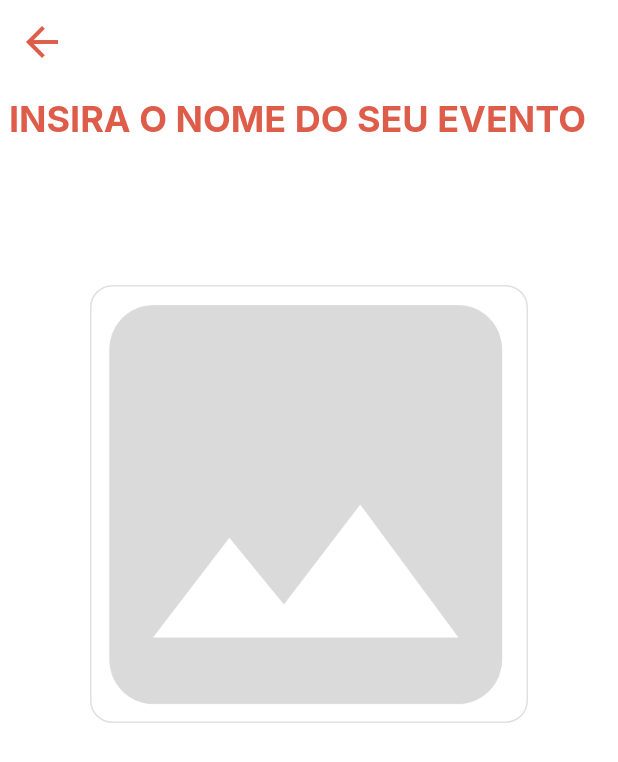
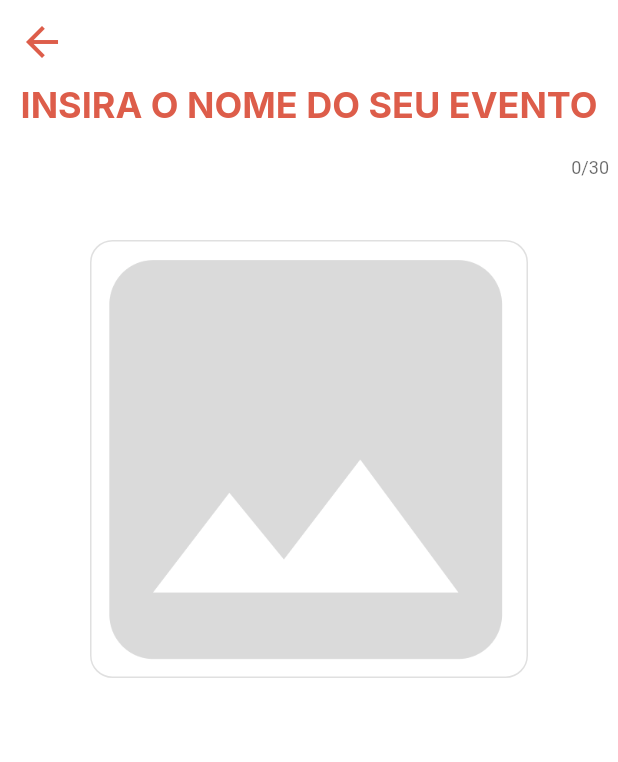
Before and after one commit to wilsleygermano/ConvidaAI, a Flutter app: the screen it shows once a user with an empty profile is signed in, scrolled down 576 dp, after a tap on the "add" icon, on a phone screen of 412 x 824 dp. Shown: the top 762 px of the screen. Run offline on Flutter 3.47's test engine with Material 2 defaults, Android fonts, the phone set to English and light mode, and no system bars; our stand-ins replace cloud_firestore, firebase_auth, firebase_core, google_fonts, hexcolor, image_picker; accounts and stored records are empty; network calls fail.

Commit message:
componetized text-field.

```diff
--- /dev/null
+++ b/lib/components/event_name_field.dart
@@ -0,0 +1,40 @@
+import 'package:flutter/material.dart';
+import 'package:google_fonts/google_fonts.dart';
+
+import '../design/app_colors.dart';
+
+class EventNameField extends StatefulWidget {
+  const EventNameField({ Key? key, this.nameEvent }) : super(key: key);
+
+  final String? nameEvent;
+
+  @override
+  State<EventNameField> createState() => _EventNameFieldState();
+}
+
+class _EventNameFieldState extends State<EventNameField> {
+  @override
+  Widget build(BuildContext context) {
+    return TextField(
+                maxLength: 30,
+                textAlign: TextAlign.center,
+                textCapitalization: TextCapitalization.characters,
+                style: TextStyle(
+                  fontFamily: GoogleFonts.inter().fontFamily,
+                  fontSize: 24,
+                  color: AppColors.titlesColor,
+                  fontWeight: FontWeight.bold,
+                ),
+                decoration: InputDecoration(
+                  hintText: widget.nameEvent,
+                  hintStyle: TextStyle(
+                    fontFamily: GoogleFonts.inter().fontFamily,
+                    fontSize: 24,
+                    color: AppColors.titlesColor,
+                    fontWeight: FontWeight.bold,
+                  ),
+                  border: InputBorder.none,
+                ),
+              );
+  }
+}
--- a/lib/components/my_sliver_app_bar.dart
+++ b/lib/components/my_sliver_app_bar.dart
@@ -28,7 +28,7 @@ class _MySliverAppBarState extends State<MySliverAppBar> {
           onPressed: () {
             Navigator.push(
               context,
-              MaterialPageRoute(builder: (context) => const InviteCreation()),
+              MaterialPageRoute(builder: (context) => InviteCreation()),
             );
           },
           icon: const Icon(Icons.add),
--- a/lib/screens/invite_creation.dart
+++ b/lib/screens/invite_creation.dart
@@ -1,16 +1,14 @@
-import 'dart:io';
 
+import 'package:convida_ai_1/components/event_name_field.dart';
 import 'package:convida_ai_1/components/my_image_picker.dart';
-import 'package:convida_ai_1/design/app_colors.dart';
 import 'package:flutter/material.dart';
-import 'package:google_fonts/google_fonts.dart';
 
 class InviteCreation extends StatefulWidget {
   const InviteCreation(
       {Key? key, this.nameYourEvent = 'INSIRA O NOME DO SEU EVENTO'})
       : super(key: key);
 
-  final String nameYourEvent;
+  final String? nameYourEvent;
 
   @override
   State<InviteCreation> createState() => _InviteCreationState();
@@ -28,36 +26,21 @@ class _InviteCreationState extends State<InviteCreation> {
       body: SingleChildScrollView(
         child: Column(
           children: [
-            Center(
-              child: SizedBox(
-                height: 50,
-                width: 400,
-                child: TextField(
-                  textCapitalization: TextCapitalization.characters,
-                  style: TextStyle(
-                    fontFamily: GoogleFonts.inter().fontFamily,
-                    fontSize: 24,
-                    color: AppColors.titlesColor,
-                    fontWeight: FontWeight.bold,
-                  ),
-                  decoration: InputDecoration(
-                    hintText: widget.nameYourEvent,
-                    hintStyle: TextStyle(
-                      fontFamily: GoogleFonts.inter().fontFamily,
-                      fontSize: 24,
-                      color: AppColors.titlesColor,
-                      fontWeight: FontWeight.bold,
-                    ),
-                    border: InputBorder.none,
-                  ),
-                ),
-              ),
+            SizedBox(
+              height: 60,
+              width: 400,
+              child: EventNameField(nameEvent: widget.nameYourEvent,),
             ),
             SizedBox(
-              height: 80,
+              height: 40,
               width: 80,
             ),
             MyImagePicker(),
+            SizedBox(
+              height: 40,
+              width: 80,
+            ),
+
           ],
         ),
       ),
```
